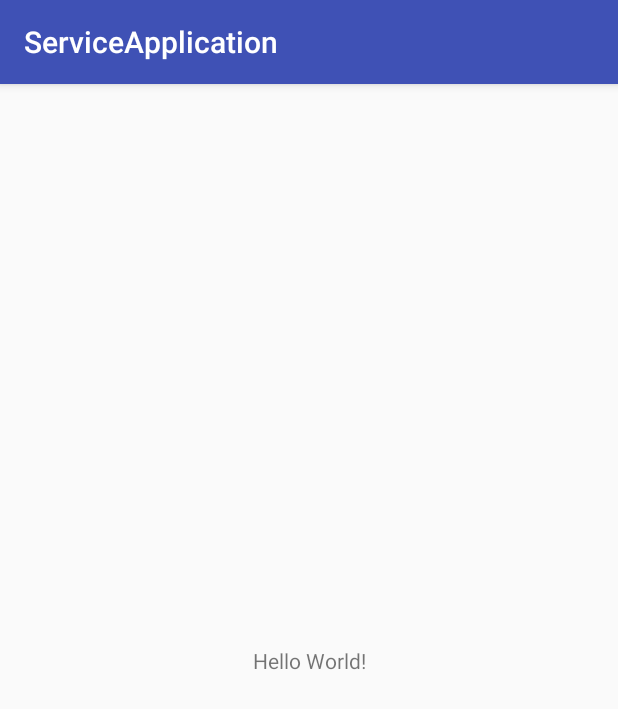
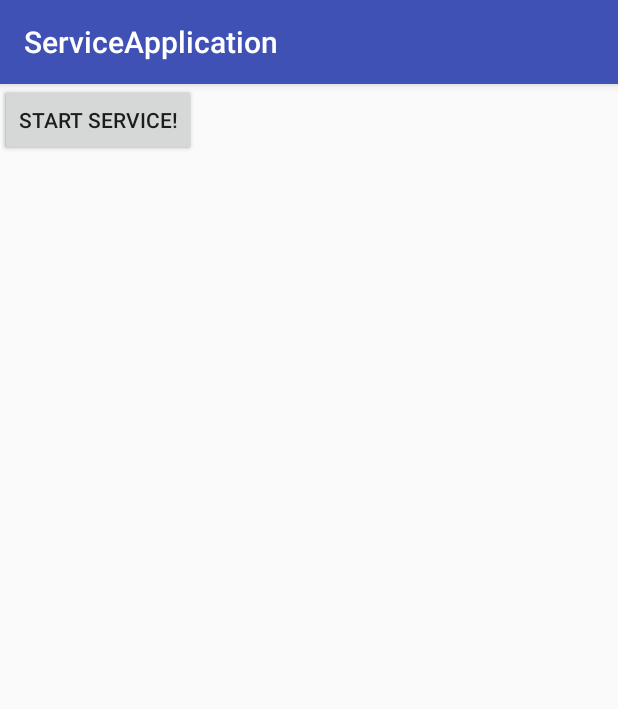
Before and after one commit to ajay-dewari/ServiceApplication, an Android app: the screen it shows after launch (MainActivity), on a phone screen of 412 x 824 dp. Shown: the top 709 px of the screen. Run offline under Robolectric (Android 15) with nearby library versions, the phone set to English and light mode, and no system bars.

Commit message:
initial commit

```diff
--- a/app/src/main/java/com/ajaydewari/serviceapplication/MyService.java
+++ b/app/src/main/java/com/ajaydewari/serviceapplication/MyService.java
@@ -41,7 +41,6 @@ private void generateRandomNum(){
 }
 
 private int getRandomNumber(){
-
         return randomNumber;
     }
 }
--- a/app/src/main/res/layout/activity_main.xml
+++ b/app/src/main/res/layout/activity_main.xml
@@ -1,18 +1,20 @@
 <?xml version="1.0" encoding="utf-8"?>
-<android.support.constraint.ConstraintLayout xmlns:android="http://schemas.android.com/apk/res/android"
-    xmlns:app="http://schemas.android.com/apk/res-auto"
-    xmlns:tools="http://schemas.android.com/tools"
+<RelativeLayout xmlns:tools="http://schemas.android.com/tools"
+    xmlns:android="http://schemas.android.com/apk/res/android"
     android:layout_width="match_parent"
     android:layout_height="match_parent"
     tools:context="com.ajaydewari.serviceapplication.MainActivity">
 
-    <TextView
+    <Button
+        android:id="@+id/btnStart"
         android:layout_width="wrap_content"
         android:layout_height="wrap_content"
-        android:text="Hello World!"
-        app:layout_constraintBottom_toBottomOf="parent"
-        app:layout_constraintLeft_toLeftOf="parent"
-        app:layout_constraintRight_toRightOf="parent"
-        app:layout_constraintTop_toTopOf="parent" />
+        android:text="Start Service!" />
 
-</android.support.constraint.ConstraintLayout>
+    <Button
+        android:id="@+id/btnStop"
+        android:layout_width="wrap_content"
+        android:layout_height="wrap_content"
+        android:text="Start Service!" />
+
+</RelativeLayout>
```
